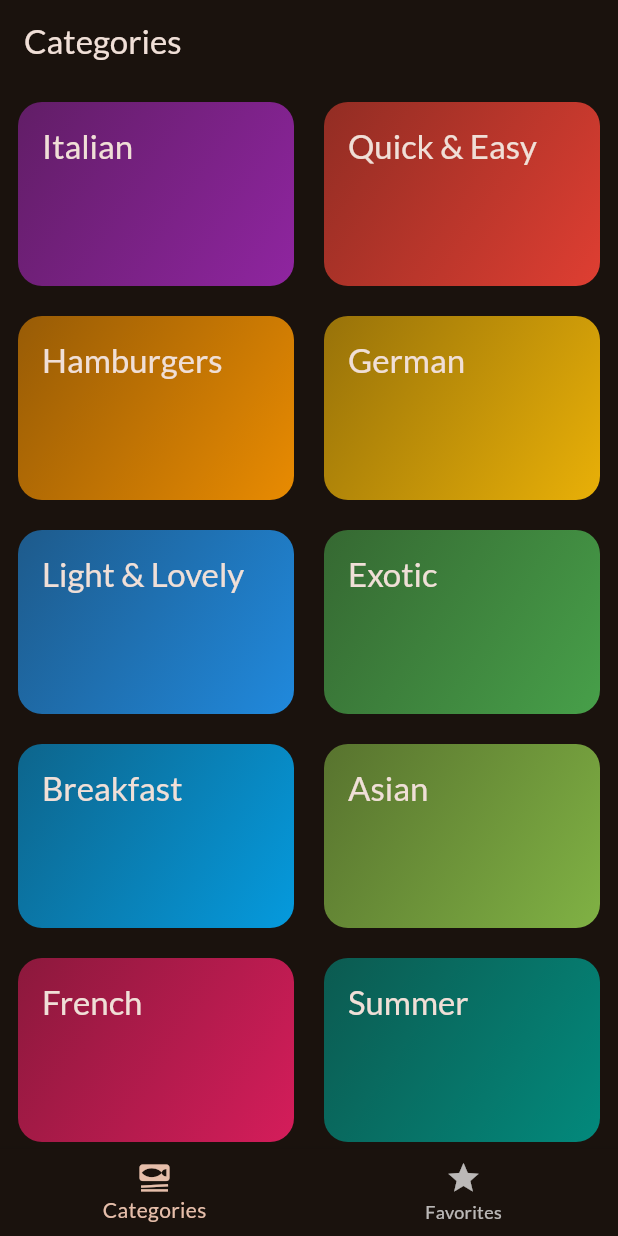
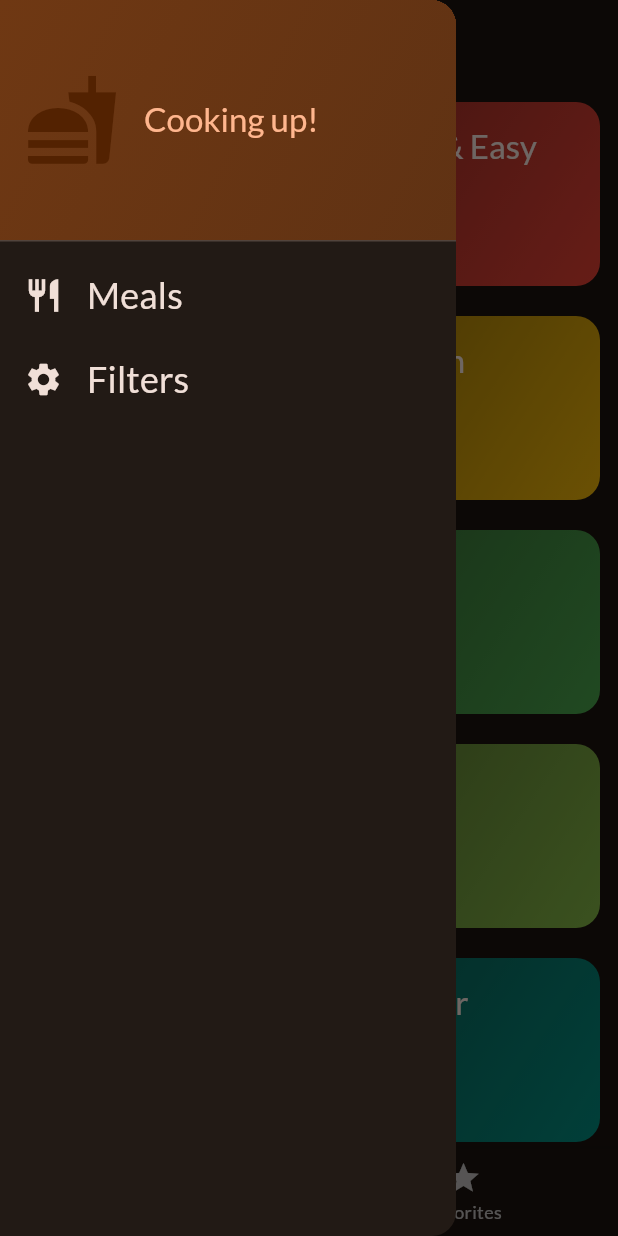
Before and after one commit to akiyamahaa/flutter-food-app, a Flutter app: the screen it shows after launch, with the side drawer open (before the commit the screen has no drawer), on a phone screen of 412 x 824 dp. Run offline on Flutter 3.47's test engine with Material 3 defaults, Android fonts, the phone set to English and light mode, and no system bars; our stand-ins replace google_fonts, transparent_image.

Commit message:
feat:handle filter

```diff
--- a/lib/screens/categories.dart
+++ b/lib/screens/categories.dart
@@ -6,12 +6,17 @@ import 'package:food_app/screens/meals.dart';
 import 'package:food_app/widgets/category_grid_item.dart';
 
 class Categories extends StatelessWidget {
-  const Categories({super.key, required this.onToggleFavorite});
+  const Categories({
+    super.key,
+    required this.onToggleFavorite,
+    required this.availableMeals,
+  });
 
   final void Function(Meal meal) onToggleFavorite;
+  final List<Meal> availableMeals;
 
   void _selectCategory(BuildContext context, Category category) {
-    final filteredMeals = dummyMeals
+    final filteredMeals = availableMeals
         .where((meal) => meal.categories.contains(category.id))
         .toList();
     Navigator.of(context).push(
--- a/lib/screens/main_drawer.dart
+++ b/lib/screens/main_drawer.dart
@@ -1,7 +1,9 @@
 import 'package:flutter/material.dart';
 
 class MainDrawer extends StatelessWidget {
-  const MainDrawer({super.key});
+  const MainDrawer({super.key, required this.onSelectScreen});
+
+  final void Function(String identifier) onSelectScreen;
 
   @override
   Widget build(BuildContext context) {
@@ -39,6 +41,40 @@ class MainDrawer extends StatelessWidget {
               ],
             ),
           ),
+          ListTile(
+            leading: Icon(
+              Icons.restaurant,
+              size: 26,
+              color: Theme.of(context).colorScheme.onSurface,
+            ),
+            title: Text(
+              'Meals',
+              style: Theme.of(context).textTheme.titleSmall!.copyWith(
+                color: Theme.of(context).colorScheme.onSurface,
+                fontSize: 24,
+              ),
+            ),
+            onTap: () {
+              onSelectScreen('meals');
+            },
+          ),
+          ListTile(
+            leading: Icon(
+              Icons.settings,
+              size: 26,
+              color: Theme.of(context).colorScheme.onSurface,
+            ),
+            title: Text(
+              'Filters',
+              style: Theme.of(context).textTheme.titleSmall!.copyWith(
+                color: Theme.of(context).colorScheme.onSurface,
+                fontSize: 24,
+              ),
+            ),
+            onTap: () {
+              onSelectScreen('filters');
+            },
+          ),
         ],
       ),
     );
--- a/lib/screens/tabs.dart
+++ b/lib/screens/tabs.dart
@@ -1,7 +1,17 @@
 import 'package:flutter/material.dart';
+import 'package:food_app/data/dummy_data.dart';
 import 'package:food_app/models/meal.dart';
 import 'package:food_app/screens/categories.dart';
+import 'package:food_app/screens/filters.dart';
+import 'package:food_app/screens/main_drawer.dart';
 import 'package:food_app/screens/meals.dart';
+
+const kInitialFilter = {
+  Filter.glutenFree: false,
+  Filter.lactosFree: false,
+  Filter.vegetarian: false,
+  Filter.vegan: false,
+};
 
 class TabsScreen extends StatefulWidget {
   const TabsScreen({super.key});
@@ -13,6 +23,8 @@ class TabsScreen extends StatefulWidget {
 class _TabsScreenState extends State<TabsScreen> {
   int _selectedIndex = 0;
   final List<Meal> _favoriteMeals = [];
+
+  Map<Filter, bool> _selectedFilter = kInitialFilter;
 
   void _showInfoMessage(String message) {
     ScaffoldMessenger.of(context).clearSnackBars();
@@ -42,9 +54,42 @@ class _TabsScreenState extends State<TabsScreen> {
     });
   }
 
+  void _setScreen(String identifier) async {
+    Navigator.of(context).pop();
+    if (identifier == 'filters') {
+      final result = await Navigator.of(context).push<Map<Filter, bool>>(
+        MaterialPageRoute(
+          builder: (ctx) => FiltersScreen(currentFilters: _selectedFilter),
+        ),
+      );
+      setState(() {
+        _selectedFilter = result ?? kInitialFilter;
+      });
+    }
+  }
+
   @override
   Widget build(BuildContext context) {
-    Widget activePage = Categories(onToggleFavorite: _toggleFavoriteStatus);
+    final availableMeals = dummyMeals.where((meal) {
+      if (_selectedFilter[Filter.glutenFree]! && !meal.isGlutenFree) {
+        return false;
+      }
+      if (_selectedFilter[Filter.lactosFree]! && !meal.isLactoseFree) {
+        return false;
+      }
+      if (_selectedFilter[Filter.vegetarian]! && !meal.isVegetarian) {
+        return false;
+      }
+      if (_selectedFilter[Filter.vegan]! && !meal.isVegan) {
+        return false;
+      }
+      return true;
+    }).toList();
+
+    Widget activePage = Categories(
+      onToggleFavorite: _toggleFavoriteStatus,
+      availableMeals: availableMeals,
+    );
     var activePageTitle = 'Categories';
 
     if (_selectedIndex == 1) {
@@ -57,6 +102,7 @@ class _TabsScreenState extends State<TabsScreen> {
     return Scaffold(
       appBar: AppBar(title: Text(activePageTitle)),
       body: activePage,
+      drawer: MainDrawer(onSelectScreen: _setScreen),
       bottomNavigationBar: BottomNavigationBar(
         onTap: _selectPage,
         currentIndex: _selectedIndex,
```
Also changed, not shown: lib/screens/filters.dart (added, +115 -0 lines).
